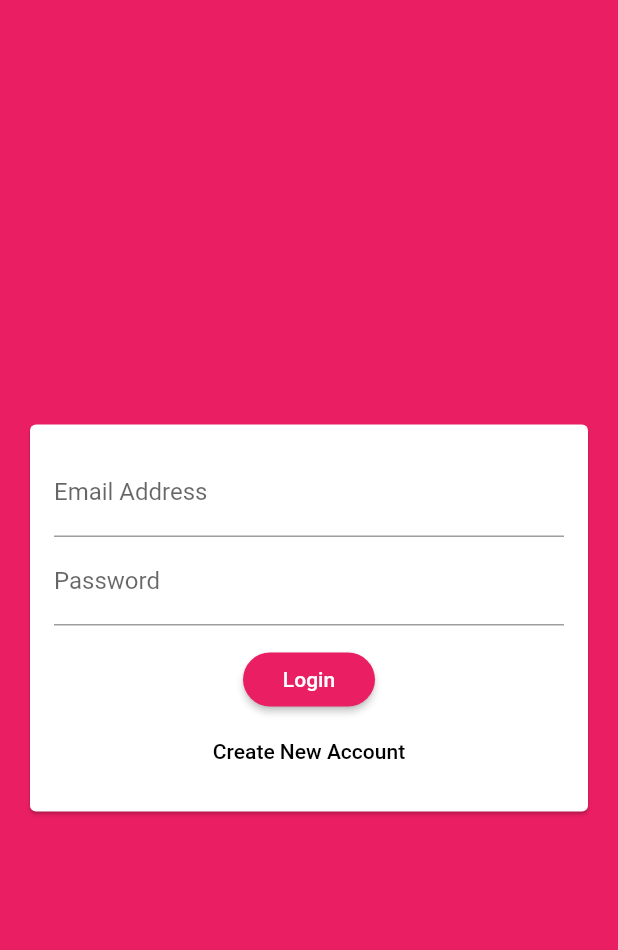
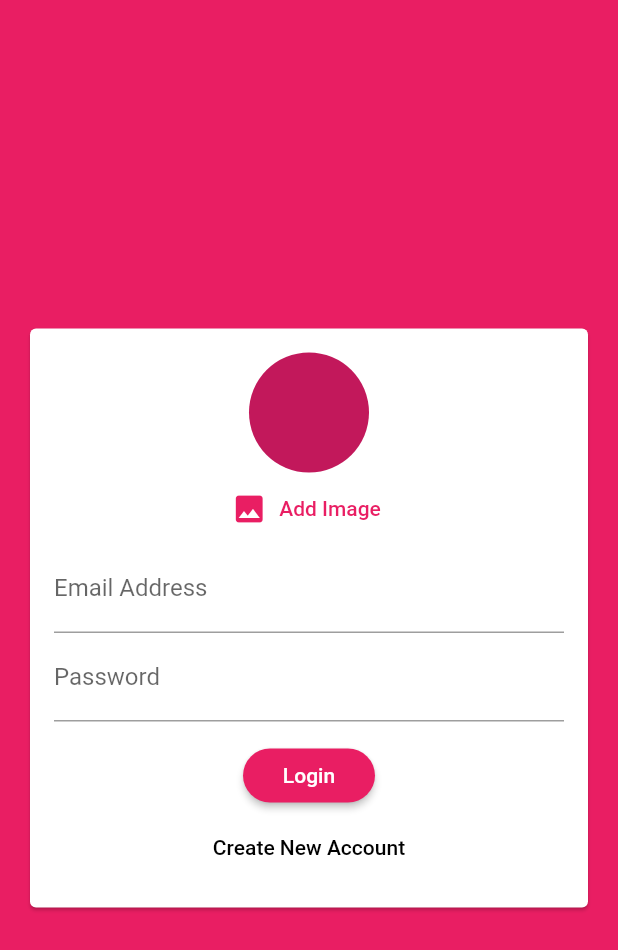
Before and after one commit to Monik09/Chat-App, a Flutter app: the screen it shows after launch, on a phone screen of 412 x 824 dp. Shown: the top 950 px of the screen. Run offline on Flutter 3.47's test engine with Material 2 defaults, Android fonts, the phone set to English and light mode, and no system bars; our stand-ins replace cloud_firestore, firebase_auth, image_picker; accounts and stored records are empty.

Commit message:
Added Image Picker

```diff
--- a/lib/widgets/auth_widget/auth_forms_widget.dart
+++ b/lib/widgets/auth_widget/auth_forms_widget.dart
@@ -1,10 +1,13 @@
 import 'package:flutter/material.dart';
+
+import '../pickers/user_image_picker.dart';
+
 
 class AuthForm extends StatefulWidget {
   final void Function(
       String userName, String password, String email, bool isLogin) formSubmit;
   final bool isLoading;
-  AuthForm(this.formSubmit,this.isLoading);
+  AuthForm(this.formSubmit, this.isLoading);
   @override
   _AuthFormState createState() => _AuthFormState();
 }
@@ -43,6 +46,7 @@ class _AuthFormState extends State<AuthForm> {
             child: Column(
               mainAxisSize: MainAxisSize.min,
               children: <Widget>[
+                UserImagePicker(),
                 TextFormField(
                   key: ValueKey('Email'),
                   keyboardType: TextInputType.emailAddress,
@@ -96,15 +100,13 @@ class _AuthFormState extends State<AuthForm> {
                 SizedBox(
                   height: 12,
                 ),
-                if(widget.isLoading==true)
-                  CircularProgressIndicator(),
-
-                if(!widget.isLoading)
+                if (widget.isLoading == true) CircularProgressIndicator(),
+                if (!widget.isLoading)
                   RaisedButton(
                     child: Text(_isLogin ? 'Login' : 'SignUp'),
                     onPressed: _trySubmitForm,
                   ),
-                if(!widget.isLoading)
+                if (!widget.isLoading)
                   FlatButton(
                     child: Text(_isLogin
                         ? 'Create New Account'
--- /dev/null
+++ b/lib/widgets/pickers/user_image_picker.dart
@@ -0,0 +1,40 @@
+import 'dart:io';
+import 'dart:async';
+
+import 'package:flutter/material.dart';
+import 'package:image_picker/image_picker.dart';
+
+class UserImagePicker extends StatefulWidget {
+  @override
+  _UserImagePickerState createState() => _UserImagePickerState();
+}
+
+class _UserImagePickerState extends State<UserImagePicker> {
+  dynamic _pickedImage;
+  Future _pickImage() async {
+    final picker = ImagePicker();
+    dynamic pickedImageFile = await picker.getImage(source: ImageSource.camera);
+    setState(() {
+      _pickedImage = File(pickedImageFile.path);
+    });
+  }
+
+  @override
+  Widget build(BuildContext context) {
+    return Column(
+      children: [
+        CircleAvatar(
+          radius: 40,
+          backgroundImage:
+              _pickedImage != null ? FileImage(_pickedImage) : null,
+        ),
+        FlatButton.icon(
+          onPressed: _pickImage,
+          icon: Icon(Icons.image),
+          label: Text("Add Image"),
+          textColor: Theme.of(context).primaryColor,
+        ),
+      ],
+    );
+  }
+}
--- a/pubspec.yaml
+++ b/pubspec.yaml
@@ -25,6 +25,7 @@ dependencies:
     sdk: flutter
   cloud_firestore: ^0.13.7
   firebase_auth: ^0.16.1
+  image_picker: ^0.6.7+4
 
 
   # The following adds the Cupertino Icons font to your application.
```
Also changed, not shown: pubspec.lock.
